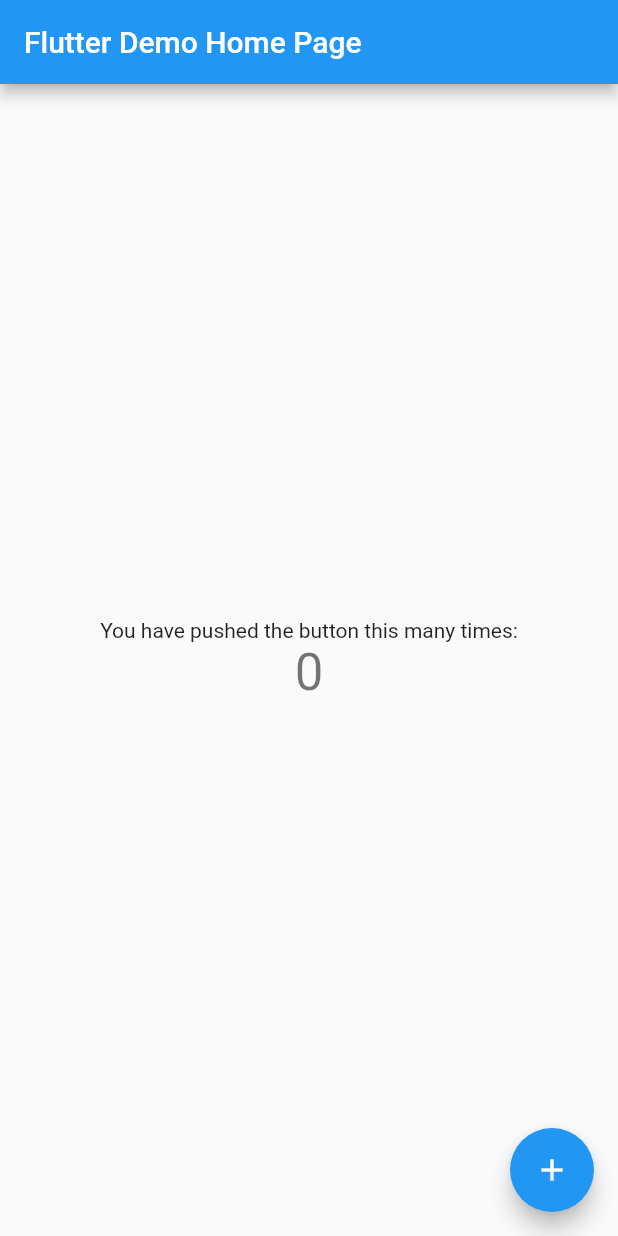
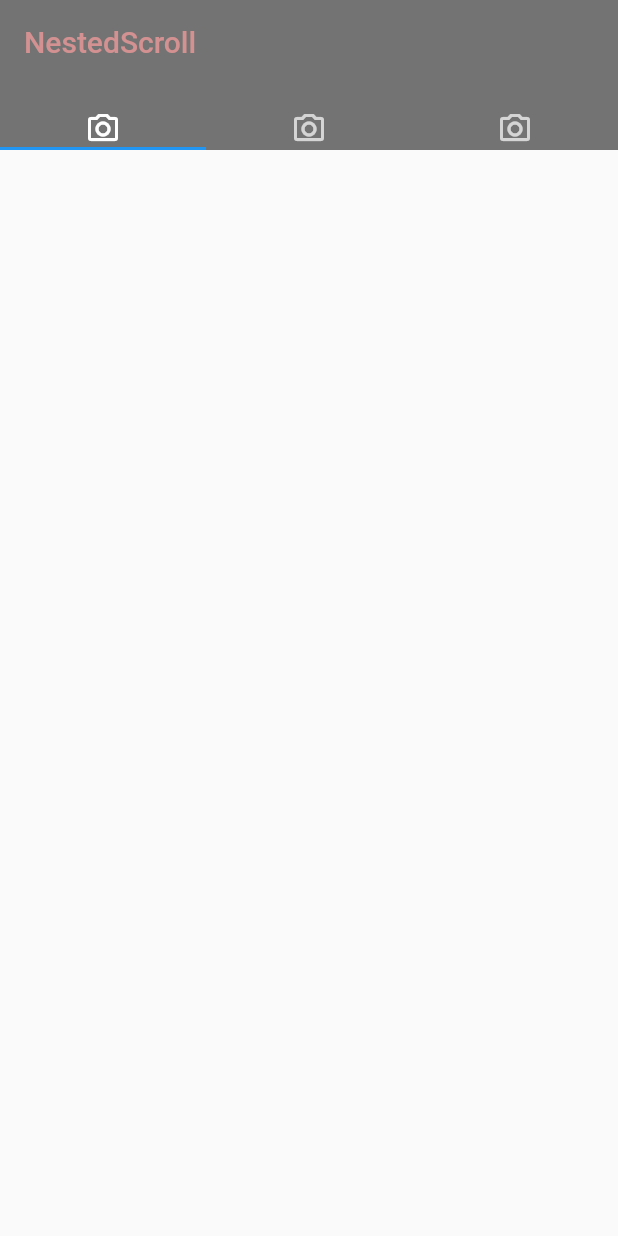
Before and after one commit to helenaAfshari/nested-scroll-view, a Flutter app: the screen it shows after launch, on a phone screen of 412 x 824 dp. Run offline on Flutter 3.47's test engine with Material 2 defaults, Android fonts, the phone set to English and light mode, and no system bars.

Commit message:
Create NestedScroolView

```diff
--- a/lib/main.dart
+++ b/lib/main.dart
@@ -1,4 +1,6 @@
 import 'package:flutter/material.dart';
+
+import 'nested_scroll_view.dart';
 
 void main() {
   runApp(const MyApp());
@@ -13,103 +15,10 @@
     return MaterialApp(
       title: 'Flutter Demo',
       theme: ThemeData(
-        // This is the theme of your application.
-        //
-        // Try running your application with "flutter run". You'll see the
-        // application has a blue toolbar. Then, without quitting the app, try
-        // changing the primarySwatch below to Colors.green and then invoke
-        // "hot reload" (press "r" in the console where you ran "flutter run",
-        // or simply save your changes to "hot reload" in a Flutter IDE).
-        // Notice that the counter didn't reset back to zero; the application
-        // is not restarted.
+
         primarySwatch: Colors.blue,
       ),
-      home: const MyHomePage(title: 'Flutter Demo Home Page'),
+      home:  NestedScrollVieww(),
     );
   }
 }
-
-class MyHomePage extends StatefulWidget {
-  const MyHomePage({super.key, required this.title});
-
-  // This widget is the home page of your application. It is stateful, meaning
-  // that it has a State object (defined below) that contains fields that affect
-  // how it looks.
-
-  // This class is the configuration for the state. It holds the values (in this
-  // case the title) provided by the parent (in this case the App widget) and
-  // used by the build method of the State. Fields in a Widget subclass are
-  // always marked "final".
-
-  final String title;
-
-  @override
-  State<MyHomePage> createState() => _MyHomePageState();
-}
-
-class _MyHomePageState extends State<MyHomePage> {
-  int _counter = 0;
-
-  void _incrementCounter() {
-    setState(() {
-      // This call to setState tells the Flutter framework that something has
-      // changed in this State, which causes it to rerun the build method below
-      // so that the display can reflect the updated values. If we changed
-      // _counter without calling setState(), then the build method would not be
-      // called again, and so nothing would appear to happen.
-      _counter++;
-    });
-  }
-
-  @override
-  Widget build(BuildContext context) {
-    // This method is rerun every time setState is called, for instance as done
-    // by the _incrementCounter method above.
-    //
-    // The Flutter framework has been optimized to make rerunning build methods
-    // fast, so that you can just rebuild anything that needs updating rather
-    // than having to individually change instances of widgets.
-    return Scaffold(
-      appBar: AppBar(
-        // Here we take the value from the MyHomePage object that was created by
-        // the App.build method, and use it to set our appbar title.
-        title: Text(widget.title),
-      ),
-      body: Center(
-        // Center is a layout widget. It takes a single child and positions it
-        // in the middle of the parent.
-        child: Column(
-          // Column is also a layout widget. It takes a list of children and
-          // arranges them vertically. By default, it sizes itself to fit its
-          // children horizontally, and tries to be as tall as its parent.
-          //
-          // Invoke "debug painting" (press "p" in the console, choose the
-          // "Toggle Debug Paint" action from the Flutter Inspector in Android
-          // Studio, or the "Toggle Debug Paint" command in Visual Studio Code)
-          // to see the wireframe for each widget.
-          //
-          // Column has various properties to control how it sizes itself and
-          // how it positions its children. Here we use mainAxisAlignment to
-          // center the children vertically; the main axis here is the vertical
-          // axis because Columns are vertical (the cross axis would be
-          // horizontal).
-          mainAxisAlignment: MainAxisAlignment.center,
-          children: <Widget>[
-            const Text(
-              'You have pushed the button this many times:',
-            ),
-            Text(
-              '$_counter',
-              style: Theme.of(context).textTheme.headline4,
-            ),
-          ],
-        ),
-      ),
-      floatingActionButton: FloatingActionButton(
-        onPressed: _incrementCounter,
-        tooltip: 'Increment',
-        child: const Icon(Icons.add),
-      ), // This trailing comma makes auto-formatting nicer for build methods.
-    );
-  }
-}
--- /dev/null
+++ b/lib/nested_scroll_view.dart
@@ -0,0 +1,43 @@
+import 'package:flutter/material.dart';
+
+class NestedScrollVieww extends StatelessWidget{
+  @override
+  Widget build(BuildContext context) {
+   return Scaffold(
+    body: Scaffold(
+        body: DefaultTabController(
+          length: 1,
+          child: NestedScrollView(
+            headerSliverBuilder: (context, innerBoxIsScrolled) => [
+              SliverAppBar(
+                title: Row(
+                    mainAxisAlignment: MainAxisAlignment.spaceBetween,
+                    children: const[
+                      Text("NestedScroll", style:TextStyle(color: Color.fromARGB(255, 211, 145, 145)) ),
+
+                    ]),
+                backgroundColor: Colors.black54,
+                pinned: true,
+                floating: true,
+                expandedHeight: 100,
+                bottom: const TabBar(
+                  tabs: [
+                  Icon(Icons.camera_alt_outlined),
+                   Icon(Icons.camera_alt_outlined),
+                    Icon(Icons.camera_alt_outlined),
+                  ],
+                ),
+              ),
+            ], body: SingleChildScrollView(
+
+            ),
+
+          ),
+        ),
+
+      ),
+   );
+
+  }
+
+}
```
